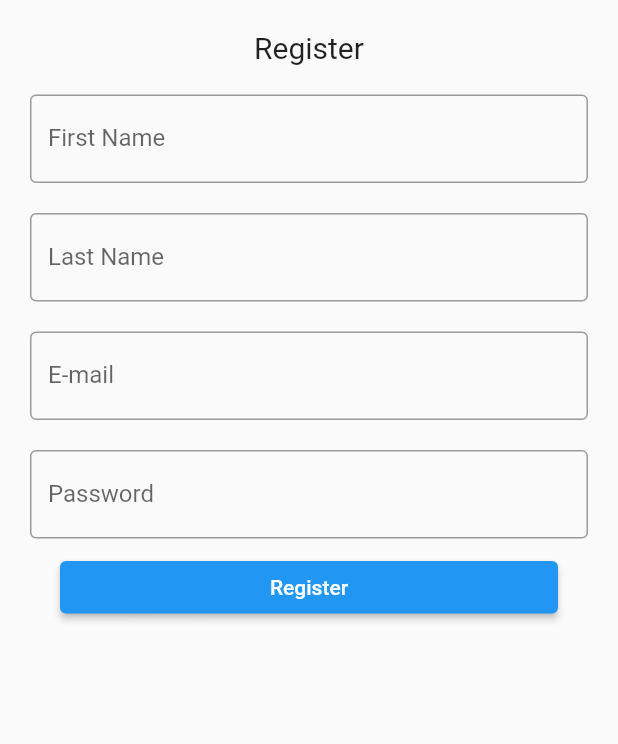
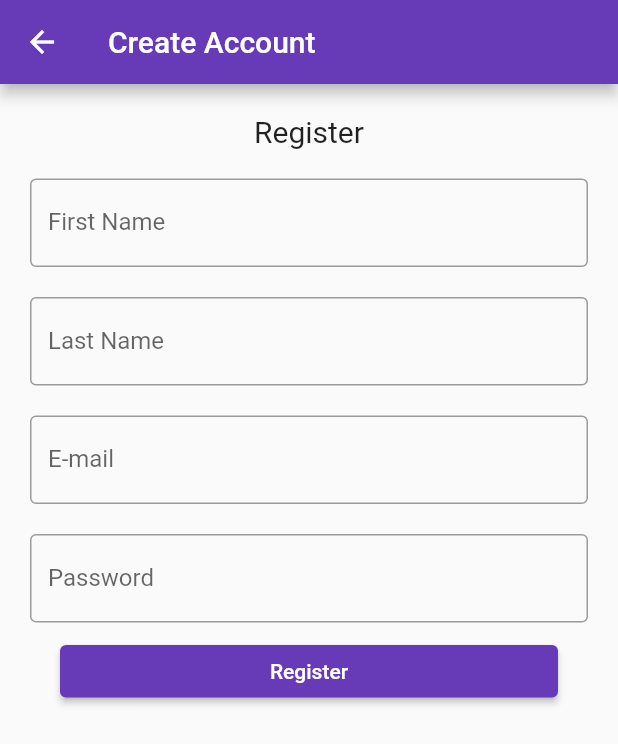
Before and after one commit to WoodY674/IdeaInker_App_CodingFactory, a Flutter app: the screen it shows after launch, item 3 of the bottom bar chosen, after a tap on "Create an account", on a phone screen of 412 x 824 dp. Shown: the top 744 px of the screen. Run offline on Flutter 3.47's test engine with Material 2 defaults, Android fonts, the phone set to English and light mode, and no system bars; our stand-ins replace convex_bottom_bar; network calls fail.

Commit message:
Add appbar of createAccount and logo app

```diff
--- a/lib/createaccount.dart
+++ b/lib/createaccount.dart
@@ -1,3 +1,5 @@
+import 'dart:developer';
+
 import 'package:flutter/material.dart';
 
 class CreateAccount extends StatefulWidget {
@@ -17,6 +19,10 @@ class _CreateAccount extends State<CreateAccount> {
   @override
   Widget build(BuildContext context) {
     return Scaffold(
+      appBar: AppBar(
+        title: const Text('Create Account'),
+        backgroundColor: Colors.deepPurple,
+      ),
       body: Padding(
         padding: const EdgeInsets.all(10),
         child: ListView(
@@ -78,7 +84,14 @@ class _CreateAccount extends State<CreateAccount> {
                 child: ElevatedButton(
                   child: const Text('Register'),
                   onPressed: () {
+                    log(firstNameController.text);
+                    log(lastNameController.text);
+                    log(emailController.text);
+                    log(passwordController.text);
                   },
+                  style: ButtonStyle(
+                    backgroundColor: MaterialStateProperty.all(Colors.deepPurple)
+                  ),
                 )
             ),
           ],
--- a/lib/main.dart
+++ b/lib/main.dart
@@ -46,7 +46,16 @@ class _MainPageState extends State<MainPage> {
       },
       home: Scaffold(
         appBar: AppBar(
-          title: Text(widget.title),
+          title: Row(
+            mainAxisAlignment: MainAxisAlignment.center,
+            children: [
+              Image.asset(
+                'assets/IdeaInkerBanderole.png',
+                fit: BoxFit.contain,
+                height: 40,
+              ),
+            ],
+          ),
           backgroundColor: Colors.deepPurple,
         ),
         body: listWidgets[selectedIndex],
--- a/lib/profil.dart
+++ b/lib/profil.dart
@@ -1,3 +1,5 @@
+import 'dart:developer';
+
 import 'package:flutter/material.dart';
 
 import 'createaccount.dart';
@@ -53,7 +55,12 @@ class _Profil extends State<Profil> {
               child: ElevatedButton(
                 child: const Text('Login'),
                 onPressed: () {
+                  log(emailController.text);
+                  log(passwordController.text);
                 },
+                style: ButtonStyle(
+                    backgroundColor: MaterialStateProperty.all(Colors.deepPurple)
+                ),
               )
           ),
           Row(
--- a/pubspec.yaml
+++ b/pubspec.yaml
@@ -68,6 +68,7 @@ flutter:
     - messages.png
     - messenger.png
     - whatsapp.png
+    - IdeaInkerBanderole.png
 
   # An image asset can refer to one or more resolution-specific "variants", see
   # https://flutter.dev/assets-and-images/#resolution-aware.
```
Also changed, not shown: assets/IdeaInkerBanderole.png (added).
